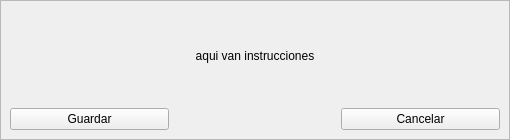
First picture: the form in sources/test.ui, repository allcorps/Test_Keep, before the edit.
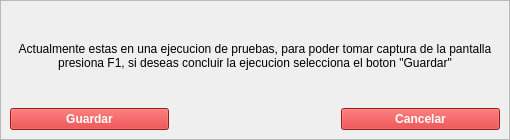
Second picture: the form after the edit.

Diff of the .ui file:
```diff
--- a/sources/test.ui
+++ b/sources/test.ui
@@ -32,6 +32,17 @@
     </property>
     <item>
      <widget class="QFrame" name="frame">
+      <property name="styleSheet">
+       <string notr="true">QPushButton {
+    background-color: #D52424;
+    color: white;
+    font-weight: bold;
+}
+
+QPushButton:hover {
+    background-color: #B71C1C;
+}</string>
+      </property>
       <property name="frameShape">
        <enum>QFrame::StyledPanel</enum>
       </property>
@@ -41,12 +52,24 @@
       <layout class="QGridLayout" name="gridLayout">
        <item row="1" column="0" colspan="3">
         <widget class="QLabel" name="lbl_instructions">
+         <property name="layoutDirection">
+          <enum>Qt::LeftToRight</enum>
+         </property>
+         <property name="autoFillBackground">
+          <bool>false</bool>
+         </property>
          <property name="text">
-          <string>aqui van instrucciones</string>
+          <string>Actualmente estas en una ejecucion de pruebas, para poder tomar captura de la pantalla presiona F1, si deseas concluir la ejecucion selecciona el boton &quot;Guardar&quot;</string>
+         </property>
+         <property name="scaledContents">
+          <bool>false</bool>
          </property>
          <property name="alignment">
           <set>Qt::AlignCenter</set>
          </property>
+         <property name="wordWrap">
+          <bool>true</bool>
+         </property>
         </widget>
        </item>
        <item row="2" column="0">
```
